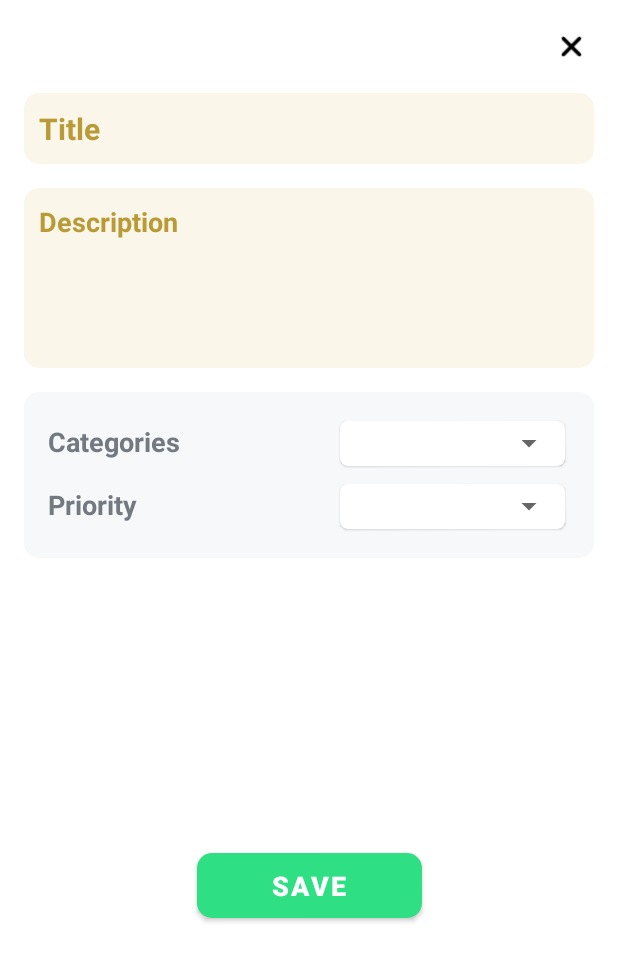
After one commit to hossein69ameri/NoteApp, an Android app: the fragment NoteFragment shown on its own in the app's theme, on a phone screen of 412 x 824 dp. The commit adds this screen. Shown: the top 961 px of the screen. Run offline under Robolectric (Android 15) with nearby library versions, the phone set to English and light mode, and no system bars.

Commit message:
Design note fragment and itemList

```diff
--- a/app/src/main/AndroidManifest.xml
+++ b/app/src/main/AndroidManifest.xml
@@ -14,7 +14,7 @@
         android:theme="@style/Theme.NoteAppClean_github"
         tools:targetApi="31">
         <activity
-            android:name=".MainActivity"
+            android:name=".presentation.main.MainActivity"
             android:exported="true">
             <intent-filter>
                 <action android:name="android.intent.action.MAIN" />
--- a/app/src/main/java/com/example/noteappclean_github/MainActivity.kt
+++ b/app/src/main/java/com/example/noteappclean_github/presentation/main/MainActivity.kt
@@ -1,7 +1,8 @@
-package com.example.noteappclean_github
+package com.example.noteappclean_github.presentation.main
 
 import androidx.appcompat.app.AppCompatActivity
 import android.os.Bundle
+import com.example.noteappclean_github.R
 
 class MainActivity : AppCompatActivity() {
     override fun onCreate(savedInstanceState: Bundle?) {
--- /dev/null
+++ b/app/src/main/java/com/example/noteappclean_github/presentation/note/NoteFragment.kt
@@ -0,0 +1,21 @@
+package com.example.noteappclean_github.presentation.note
+
+import android.os.Bundle
+import androidx.fragment.app.Fragment
+import android.view.LayoutInflater
+import android.view.View
+import android.view.ViewGroup
+import com.example.noteappclean_github.R
+
+class NoteFragment : Fragment() {
+
+
+    override fun onCreateView(
+        inflater: LayoutInflater, container: ViewGroup?,
+        savedInstanceState: Bundle?
+    ): View? {
+        // Inflate the layout for this fragment
+        return inflater.inflate(R.layout.fragment_note, container, false)
+    }
+
+}
--- /dev/null
+++ b/app/src/main/res/layout/fragment_note.xml
@@ -0,0 +1,157 @@
+<?xml version="1.0" encoding="utf-8"?>
+<androidx.constraintlayout.widget.ConstraintLayout xmlns:android="http://schemas.android.com/apk/res/android"
+    xmlns:app="http://schemas.android.com/apk/res-auto"
+    android:layout_width="match_parent"
+    android:layout_height="match_parent"
+    android:padding="16dp">
+    <!--Close-->
+    <ImageView
+        android:id="@+id/closeImg"
+        android:layout_width="30dp"
+        android:layout_height="30dp"
+        android:rotation="45"
+        android:src="@drawable/ic_round_add_24"
+        app:layout_constraintEnd_toEndOf="parent"
+        app:layout_constraintTop_toTopOf="parent" />
+    <!--Title-->
+    <EditText
+        android:id="@+id/titleEdt"
+        android:layout_width="0dp"
+        android:layout_height="wrap_content"
+        android:layout_marginTop="16dp"
+        android:background="@drawable/bg_rounded_yellow_light"
+        android:hint="@string/title"
+        android:maxLines="1"
+        android:padding="10dp"
+        android:textColorHint="@color/yellowDark"
+        android:textSize="20sp"
+        android:textStyle="bold"
+        app:layout_constraintEnd_toEndOf="parent"
+        app:layout_constraintStart_toStartOf="parent"
+        app:layout_constraintTop_toBottomOf="@id/closeImg" />
+    <!--Description-->
+    <EditText
+        android:id="@+id/descEdt"
+        android:layout_width="0dp"
+        android:layout_height="120dp"
+        android:layout_marginTop="16dp"
+        android:background="@drawable/bg_rounded_yellow_light"
+        android:gravity="top"
+        android:hint="@string/description"
+        android:padding="10dp"
+        android:textColorHint="@color/yellowDark"
+        android:textSize="18sp"
+        android:textStyle="bold"
+        app:layout_constraintEnd_toEndOf="parent"
+        app:layout_constraintStart_toStartOf="parent"
+        app:layout_constraintTop_toBottomOf="@id/titleEdt" />
+    <!--Content-->
+    <androidx.constraintlayout.widget.ConstraintLayout
+        android:id="@+id/contentLay"
+        android:layout_width="0dp"
+        android:layout_height="wrap_content"
+        android:layout_marginTop="16dp"
+        android:background="@drawable/bg_rounded_gray_light"
+        android:padding="16dp"
+        app:layout_constraintEnd_toEndOf="parent"
+        app:layout_constraintStart_toStartOf="parent"
+        app:layout_constraintTop_toBottomOf="@id/descEdt">
+        <!--Cats-->
+        <androidx.constraintlayout.widget.ConstraintLayout
+            android:id="@+id/categoriesLay"
+            android:layout_width="match_parent"
+            android:layout_height="wrap_content"
+            app:layout_constraintTop_toTopOf="parent">
+            <!--Title-->
+            <TextView
+                android:layout_width="wrap_content"
+                android:layout_height="wrap_content"
+                android:text="@string/categories"
+                android:textColor="@color/grayDark"
+                android:textSize="18sp"
+                android:textStyle="bold"
+                app:layout_constraintBottom_toBottomOf="@+id/cardView2"
+                app:layout_constraintStart_toStartOf="parent"
+                app:layout_constraintTop_toTopOf="parent" />
+            <!--Spinner-->
+            <androidx.cardview.widget.CardView
+                android:id="@+id/cardView2"
+                android:layout_width="150dp"
+                android:layout_height="30dp"
+                android:layout_margin="3dp"
+                app:cardBackgroundColor="@color/white"
+                app:cardCornerRadius="5dp"
+                app:cardElevation="1dp"
+                app:layout_constraintBottom_toBottomOf="parent"
+                app:layout_constraintEnd_toEndOf="parent"
+                app:layout_constraintTop_toTopOf="parent">
+
+                <Spinner
+                    android:id="@+id/categoriesSpinner"
+                    android:layout_width="match_parent"
+                    android:layout_height="wrap_content"
+                    android:layout_gravity="center_vertical" />
+
+            </androidx.cardview.widget.CardView>
+
+        </androidx.constraintlayout.widget.ConstraintLayout>
+        <!--Priority-->
+        <androidx.constraintlayout.widget.ConstraintLayout
+            android:id="@+id/priorityLay"
+            android:layout_width="match_parent"
+            android:layout_height="wrap_content"
+            android:layout_marginTop="5dp"
+            app:layout_constraintTop_toBottomOf="@id/categoriesLay">
+            <!--Title-->
+            <TextView
+                android:layout_width="wrap_content"
+                android:layout_height="wrap_content"
+                android:text="@string/priority"
+                android:textColor="@color/grayDark"
+                android:textSize="18sp"
+                android:textStyle="bold"
+                app:layout_constraintBottom_toBottomOf="@+id/cardView"
+                app:layout_constraintStart_toStartOf="parent"
+                app:layout_constraintTop_toTopOf="parent" />
+            <!--Spinner-->
+            <androidx.cardview.widget.CardView
+                android:id="@+id/cardView"
+                android:layout_width="150dp"
+                android:layout_height="30dp"
+                android:layout_margin="3dp"
+                app:cardBackgroundColor="@color/white"
+                app:cardCornerRadius="5dp"
+                app:cardElevation="1dp"
+                app:layout_constraintBottom_toBottomOf="parent"
+                app:layout_constraintEnd_toEndOf="parent"
+                app:layout_constraintTop_toTopOf="parent">
+
+                <Spinner
+                    android:id="@+id/prioritySpinner"
+                    android:layout_width="match_parent"
+                    android:layout_height="wrap_content"
+                    android:layout_gravity="center_vertical" />
+
+            </androidx.cardview.widget.CardView>
+
+        </androidx.constraintlayout.widget.ConstraintLayout>
+
+    </androidx.constraintlayout.widget.ConstraintLayout>
+    <!--Save-->
+    <com.google.android.material.button.MaterialButton
+        android:id="@+id/saveNote"
+        android:layout_width="wrap_content"
+        android:layout_height="55dp"
+        android:paddingHorizontal="50dp"
+        android:text="@string/save"
+        android:textColor="@color/white"
+        android:textSize="18sp"
+        android:textStyle="bold"
+        app:backgroundTint="@color/green"
+        app:cornerRadius="10dp"
+        app:layout_constraintBottom_toBottomOf="parent"
+        app:layout_constraintEnd_toEndOf="parent"
+        app:layout_constraintStart_toStartOf="parent"
+        app:layout_constraintTop_toBottomOf="@id/contentLay" />
+
+</androidx.constraintlayout.widget.ConstraintLayout>
--- a/app/src/main/res/values/strings.xml
+++ b/app/src/main/res/values/strings.xml
@@ -2,4 +2,13 @@
     <string name="app_name">NoteAppClean_github</string>
     <string name="search">Search</string>
     <string name="filter">Filter</string>
+    <string name="edit">Edit</string>
+    <string name="delete">Delete</string>
+    <!-- TODO: Remove or change this placeholder text -->
+    <string name="hello_blank_fragment">Hello blank fragment</string>
+    <string name="title">Title</string>
+    <string name="description">Description</string>
+    <string name="categories">Categories</string>
+    <string name="priority">Priority</string>
+    <string name="save">Save</string>
 </resources>
```
Also changed, not shown: app/src/main/res/layout/item_notes.xml (added, +82 -0 lines), app/src/main/res/layout/item_spinner.xml (added, +7 -0 lines), app/src/main/res/layout/item_spinner_list.xml (added, +7 -0 lines), app/src/main/res/menu/menu_items.xml (added, +9 -0 lines).
